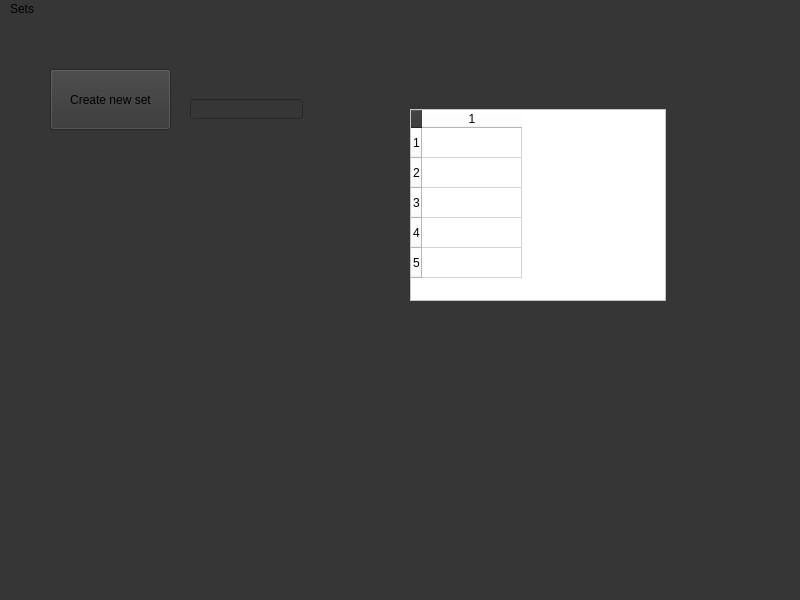
First picture: the form in set_page.ui, repository ali-p-1/Flashcard-Project, before the edit.
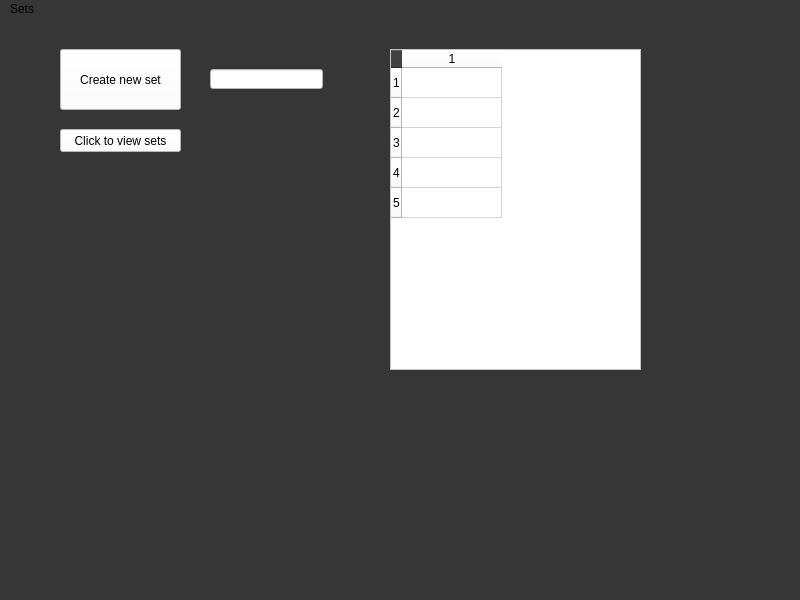
Second picture: the form after the edit.

```diff
--- a/set_page.ui
+++ b/set_page.ui
@@ -26,12 +26,15 @@
    <widget class="QPushButton" name="createb">
     <property name="geometry">
      <rect>
-      <x>50</x>
-      <y>50</y>
+      <x>60</x>
+      <y>30</y>
       <width>121</width>
       <height>61</height>
      </rect>
     </property>
+    <property name="styleSheet">
+     <string notr="true">background-color: rgb(255, 255, 255);</string>
+    </property>
     <property name="text">
      <string>Create new set</string>
     </property>
@@ -39,20 +42,23 @@
    <widget class="QLineEdit" name="newset">
     <property name="geometry">
      <rect>
-      <x>190</x>
-      <y>80</y>
+      <x>210</x>
+      <y>50</y>
       <width>113</width>
       <height>20</height>
      </rect>
     </property>
+    <property name="styleSheet">
+     <string notr="true">background-color: rgb(255, 255, 255);</string>
+    </property>
    </widget>
    <widget class="QTableWidget" name="display_sets">
     <property name="geometry">
      <rect>
-      <x>410</x>
-      <y>90</y>
-      <width>256</width>
-      <height>192</height>
+      <x>390</x>
+      <y>30</y>
+      <width>251</width>
+      <height>321</height>
      </rect>
     </property>
     <property name="styleSheet">
@@ -71,6 +77,22 @@
     <row/>
     <column/>
    </widget>
+   <widget class="QPushButton" name="nextb">
+    <property name="geometry">
+     <rect>
+      <x>60</x>
+      <y>110</y>
+      <width>121</width>
+      <height>23</height>
+     </rect>
+    </property>
+    <property name="styleSheet">
+     <string notr="true">background-color: rgb(255, 255, 255);</string>
+    </property>
+    <property name="text">
+     <string>Click to view sets</string>
+    </property>
+   </widget>
   </widget>
   <widget class="QMenuBar" name="menubar">
    <property name="geometry">
```
